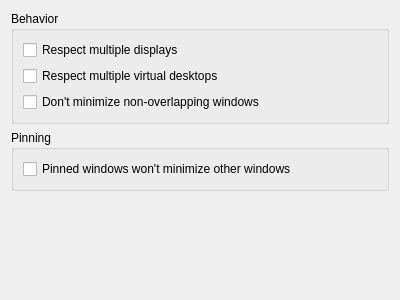
Above: contents/ui/config.ui from aario/kwin-solo-window before the change. Below: the same form after it.
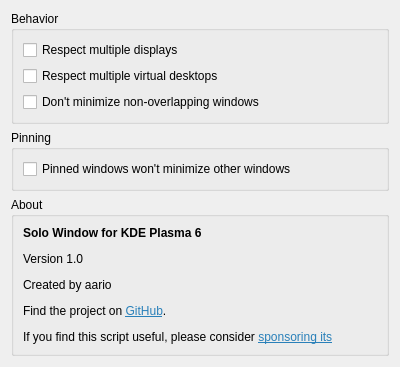
That is the form after the change.

Commit message: Added about section to the settings dialog

```diff
--- a/contents/ui/config.ui
+++ b/contents/ui/config.ui
@@ -57,6 +57,28 @@
      </layout>
     </widget>
    </item>
+   <item>
+    <widget class="QGroupBox" name="aboutGroup">
+     <property name="title">
+      <string>About</string>
+     </property>
+     <layout class="QVBoxLayout" name="verticalLayout_4">
+      <item>
+       <widget class="QLabel" name="aboutLabel">
+        <property name="text">
+         <string>&lt;html&gt;&lt;head/&gt;&lt;body&gt;&lt;p&gt;&lt;b&gt;Solo Window for KDE Plasma 6&lt;/b&gt;&lt;/p&gt;&lt;p&gt;Version 1.0&lt;/p&gt;&lt;p&gt;Created by aario&lt;/p&gt;&lt;p&gt;Find the project on &lt;a href=&quot;https://github.com/aario/kwin-solo-window&quot;&gt;&lt;span style=&quot; text-decoration: underline; color:#2980b9;&quot;&gt;GitHub&lt;/span&gt;&lt;/a&gt;.&lt;/p&gt;&lt;p&gt;If you find this script useful, please consider &lt;a href=&quot;https://github.com/sponsors/aario&quot;&gt;&lt;span style=&quot; text-decoration: underline; color:#2980b9;&quot;&gt;sponsoring its development&lt;/span&gt;&lt;/a&gt;.&lt;/p&gt;&lt;/body&gt;&lt;/html&gt;</string>
+        </property>
+        <property name="wordWrap">
+         <bool>true</bool>
+        </property>
+        <property name="openExternalLinks">
+         <bool>true</bool>
+        </property>
+       </widget>
+      </item>
+     </layout>
+    </widget>
+   </item>
    <item>
     <spacer name="verticalSpacer">
      <property name="orientation">
```
